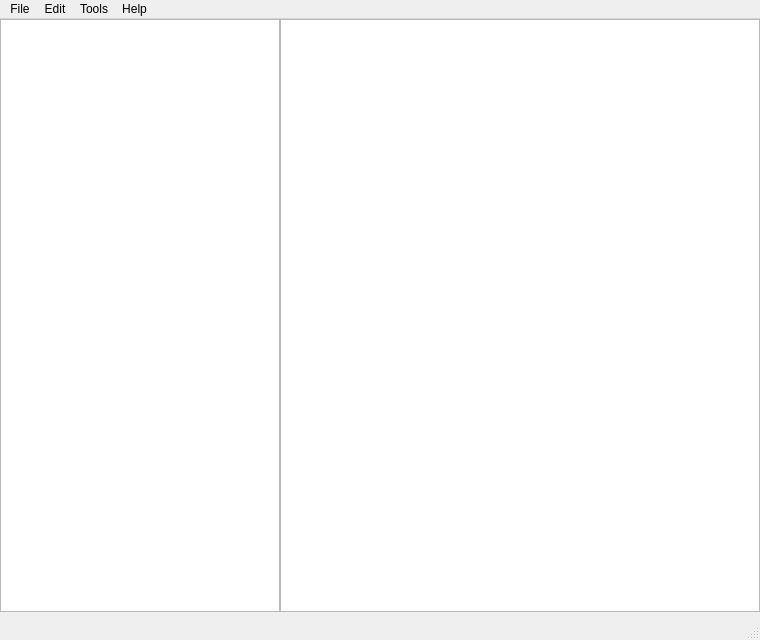
The window that mainwindow.ui (robertpharries/Bible) describes before a commit, drawn with Qt 5.
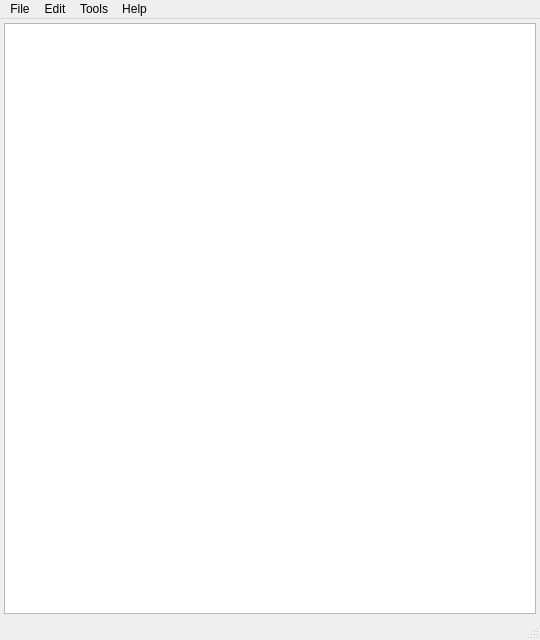
The same window after the commit.

Diff of the .ui file:
```diff
--- a/mainwindow.ui
+++ b/mainwindow.ui
@@ -9,7 +9,7 @@
    <rect>
     <x>0</x>
     <y>0</y>
-    <width>760</width>
+    <width>540</width>
     <height>640</height>
    </rect>
   </property>
@@ -17,33 +17,33 @@
    <string>MainWindow</string>
   </property>
   <widget class="QWidget" name="centralWidget">
-   <widget class="QPlainTextEdit" name="bibleText">
-    <property name="geometry">
-     <rect>
-      <x>280</x>
-      <y>0</y>
-      <width>480</width>
-      <height>593</height>
-     </rect>
+   <layout class="QHBoxLayout" name="horizontalLayout" stretch="0">
+    <property name="spacing">
+     <number>4</number>
     </property>
-   </widget>
-   <widget class="QTreeView" name="bibleIdx">
-    <property name="geometry">
-     <rect>
-      <x>0</x>
-      <y>0</y>
-      <width>280</width>
-      <height>593</height>
-     </rect>
+    <property name="leftMargin">
+     <number>4</number>
     </property>
-   </widget>
+    <property name="topMargin">
+     <number>4</number>
+    </property>
+    <property name="rightMargin">
+     <number>4</number>
+    </property>
+    <property name="bottomMargin">
+     <number>4</number>
+    </property>
+    <item>
+     <widget class="QPlainTextEdit" name="bibleText"/>
+    </item>
+   </layout>
   </widget>
   <widget class="QMenuBar" name="menuBar">
    <property name="geometry">
     <rect>
      <x>0</x>
      <y>0</y>
-     <width>760</width>
+     <width>540</width>
      <height>22</height>
     </rect>
    </property>
```
